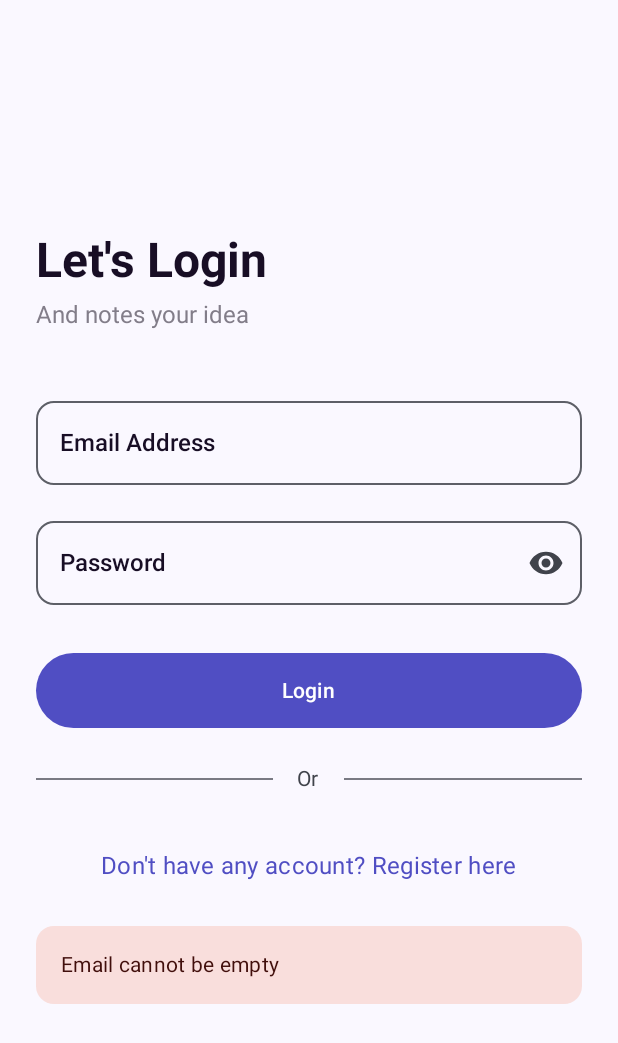
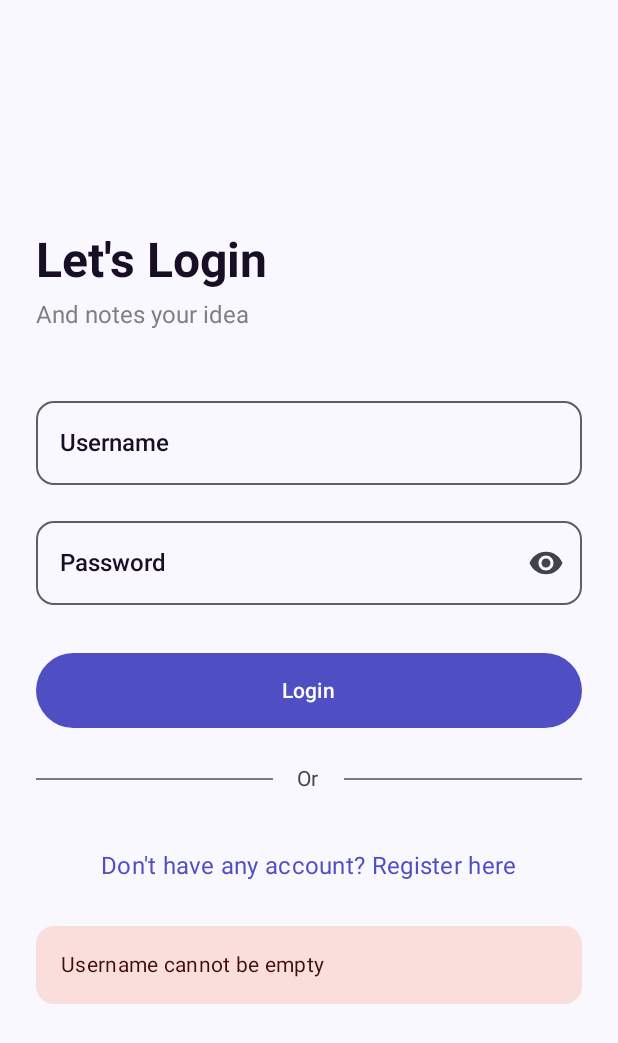
Before and after one commit to mohamadaminkarami/SimpleNoteClient, an Android app built with Jetpack Compose: the composable SimpleNoteApp shown on its own in the app's theme, after a tap on "Login", on a phone screen of 412 x 824 dp. Shown: the top 1043 px of the screen. Run offline under Robolectric (Android 15) with nearby library versions, the phone set to English and light mode, and no system bars; our stand-ins replace Dagger/Hilt's generated code.

Commit message:
login input value email changed to username

```diff
--- a/Android/app/src/main/java/com/example/simplenote/MainActivity.kt
+++ b/Android/app/src/main/java/com/example/simplenote/MainActivity.kt
@@ -164,7 +164,7 @@ fun SimpleNoteApp(
         }
 
         composable(
-            route = Screen.NoteEditor.route,
+           route = Screen.NoteEditor.route,
             arguments = listOf(
                 navArgument("noteId") {
                     type = NavType.IntType
--- a/Android/app/src/main/java/com/example/simplenote/data/model/AuthModels.kt
+++ b/Android/app/src/main/java/com/example/simplenote/data/model/AuthModels.kt
@@ -4,7 +4,7 @@ import kotlinx.serialization.Serializable
 
 @Serializable
 data class LoginRequest(
-    val email: String,
+    val username: String,
     val password: String
 )
 
--- a/Android/app/src/main/java/com/example/simplenote/domain/repository/AuthRepository.kt
+++ b/Android/app/src/main/java/com/example/simplenote/domain/repository/AuthRepository.kt
@@ -5,7 +5,7 @@ import com.example.simplenote.util.AuthResult
 import kotlinx.coroutines.flow.Flow
 
 interface AuthRepository {
-    suspend fun login(email: String, password: String): AuthResult
+    suspend fun login(username: String, password: String): AuthResult
     suspend fun register(firstName: String, lastName: String, username: String, email: String, password: String): AuthResult
     suspend fun logout()
     suspend fun refreshToken(): AuthResult
--- a/Android/app/src/main/java/com/example/simplenote/presentation/auth/AuthViewModel.kt
+++ b/Android/app/src/main/java/com/example/simplenote/presentation/auth/AuthViewModel.kt
@@ -64,11 +64,9 @@ class AuthViewModel @Inject constructor(
 
     private fun login() {
         if (!validateLoginInput()) return
-
         viewModelScope.launch {
             state = state.copy(isLoading = true, error = null)
-
-            when (val result = authRepository.login(state.email, state.password)) {
+            when (val result = authRepository.login(state.username, state.password)) {
                 is AuthResult.Success -> {
                     state = state.copy(isLoading = false)
                     _uiEvent.emit(AuthUiEvent.LoginSuccess)
@@ -111,12 +109,8 @@ class AuthViewModel @Inject constructor(
     }
 
     private fun validateLoginInput(): Boolean {
-        if (state.email.isBlank()) {
-            state = state.copy(error = "Email cannot be empty")
-            return false
-        }
-        if (!android.util.Patterns.EMAIL_ADDRESS.matcher(state.email).matches()) {
-            state = state.copy(error = "Invalid email format")
+        if (state.username.isBlank()) {
+            state = state.copy(error = "Username cannot be empty")
             return false
         }
         if (state.password.isBlank()) {
--- a/Android/app/src/main/java/com/example/simplenote/presentation/auth/LoginScreen.kt
+++ b/Android/app/src/main/java/com/example/simplenote/presentation/auth/LoginScreen.kt
@@ -104,13 +104,13 @@ fun LoginScreen(
 
         Spacer(modifier = Modifier.height(40.dp))
 
-        // Email Address Field
+        // Username Field
         OutlinedTextField(
-            value = state.email,
-            onValueChange = { viewModel.onEvent(AuthEvent.EmailChanged(it)) },
+            value = state.username,
+            onValueChange = { viewModel.onEvent(AuthEvent.UsernameChanged(it)) },
             label = {
                 Text(
-                    text = "Email Address",
+                    text = "Username",
                     style = androidx.compose.ui.text.TextStyle(
                         fontSize = 16.sp,
                         fontWeight = FontWeight.Medium, // 500
@@ -122,7 +122,7 @@ fun LoginScreen(
             },
             placeholder = {
                 Text(
-                    text = "Example: johndoe@gmail.com",
+                    text = "Example: johndoe",
                     style = androidx.compose.ui.text.TextStyle(
                         fontSize = 16.sp,
                         fontWeight = FontWeight.Normal, // 400
@@ -137,7 +137,7 @@ fun LoginScreen(
             enabled = !state.isLoading,
             shape = RoundedCornerShape(12.dp),
             keyboardOptions = KeyboardOptions(
-                keyboardType = KeyboardType.Email,
+                keyboardType = KeyboardType.Text,
                 imeAction = ImeAction.Next
             ),
             keyboardActions = KeyboardActions(
```
Also changed, not shown: Android/app/src/main/java/com/example/simplenote/data/repository/AuthRepositoryImpl.kt (+4 -4 lines), 1 other file.
